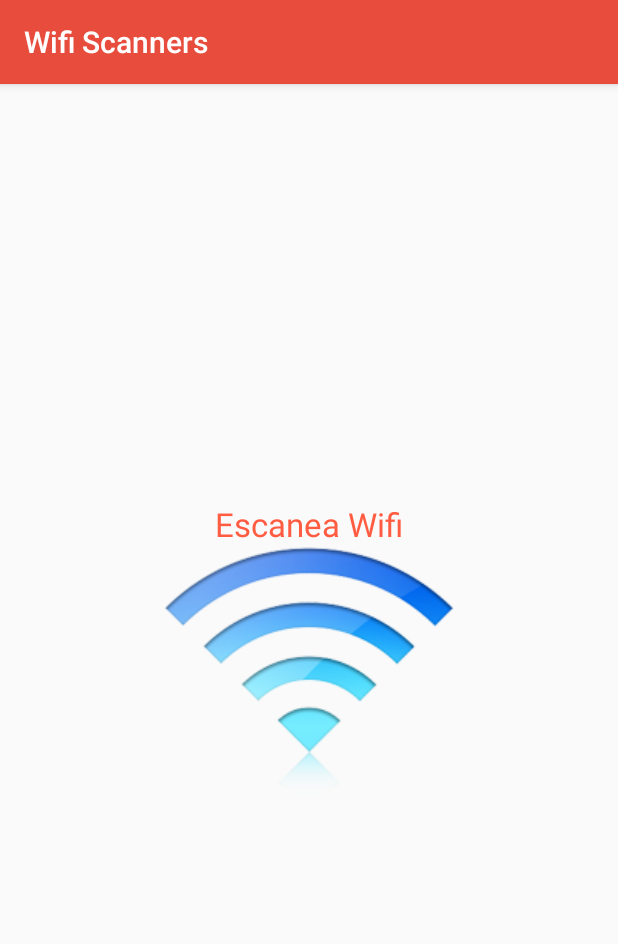
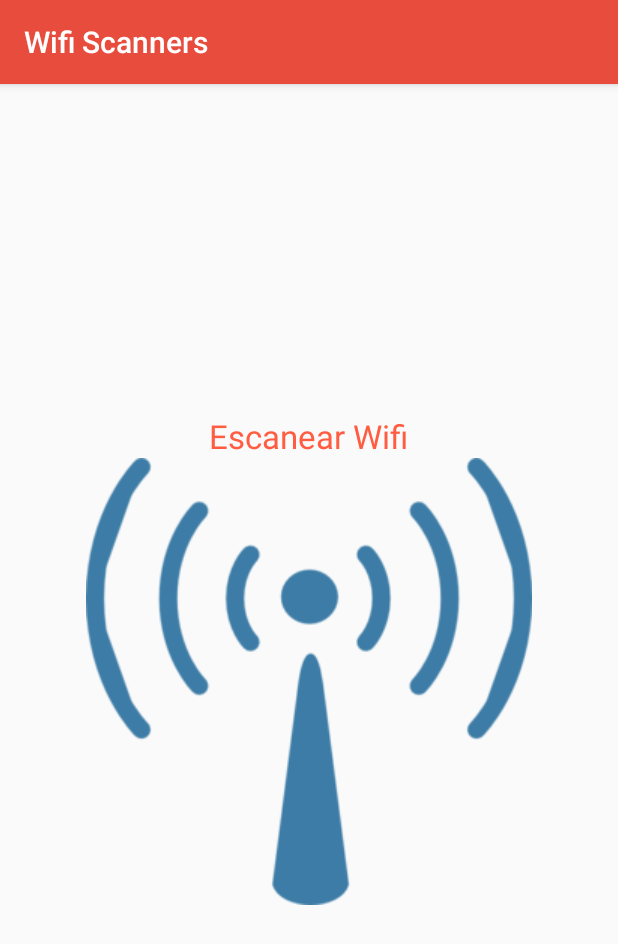
Before and after one commit to fercho0/Wifi_Scanners_Netword, an Android app: the screen it shows after launch (MainActivity), on a phone screen of 412 x 824 dp. Shown: the top 944 px of the screen. Run offline under Robolectric (Android 15) with nearby library versions, the light colour scheme and no system bars.

Commit message:
updates directory

```diff
--- a/app/src/main/res/layout/activity_main.xml
+++ b/app/src/main/res/layout/activity_main.xml
@@ -11,12 +11,12 @@
 
     <LinearLayout android:orientation="vertical" android:id="@+id/linearLayout1" android:layout_height="fill_parent" android:layout_width="fill_parent" android:gravity="center">
 
-        <TextView android:id="@+id/textView1" android:textAppearance="?android:attr/textAppearanceLarge" android:text="Escanea Wifi" android:layout_height="wrap_content" android:layout_width="wrap_content"
+        <TextView android:id="@+id/textView1" android:textAppearance="?android:attr/textAppearanceLarge" android:text="Escanear Wifi" android:layout_height="wrap_content" android:layout_width="wrap_content"
             android:layout_gravity="center_horizontal"
             android:textColor="#FF5C42"
             ></TextView>
 
-        <Button android:layout_height="wrap_content" android:id="@+id/button1" android:text="" android:layout_width="wrap_content" android:background="@drawable/wifiicon"
+        <Button android:layout_height="wrap_content" android:id="@+id/button1" android:text="" android:layout_width="wrap_content" android:background="@drawable/wifii"
             android:layout_gravity="center_horizontal"></Button>
 
     </LinearLayout>
```
Also changed, not shown: app/src/main/res/drawable/icon.png, app/src/main/res/drawable/wifii.png (added), 7 other files.
